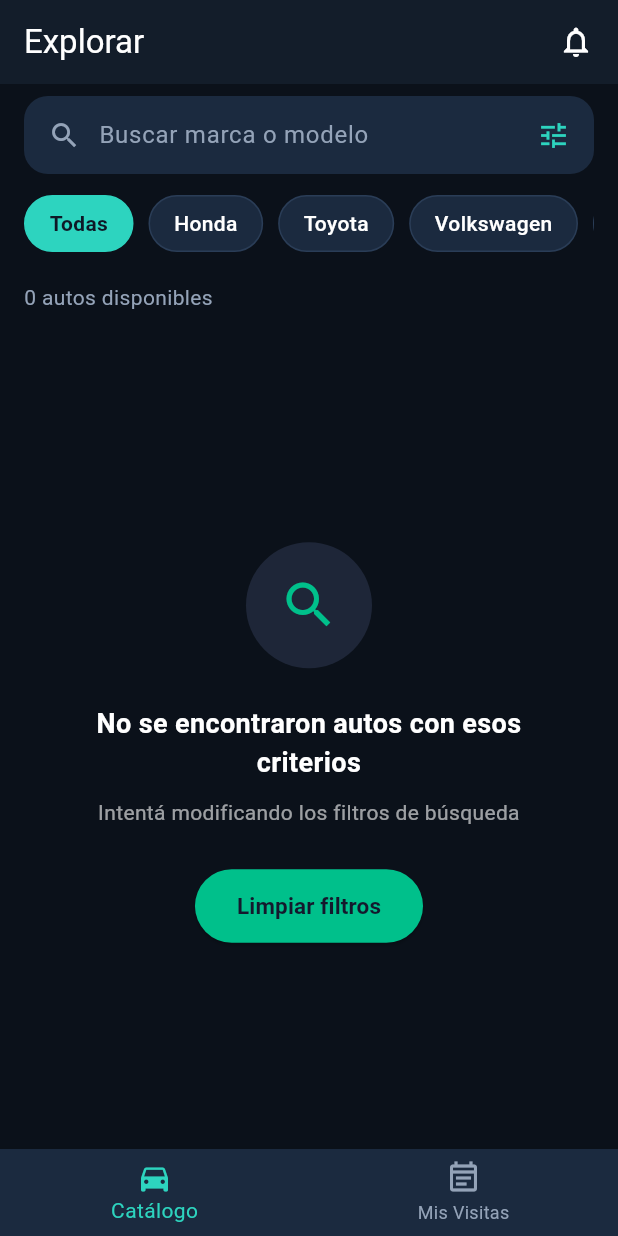
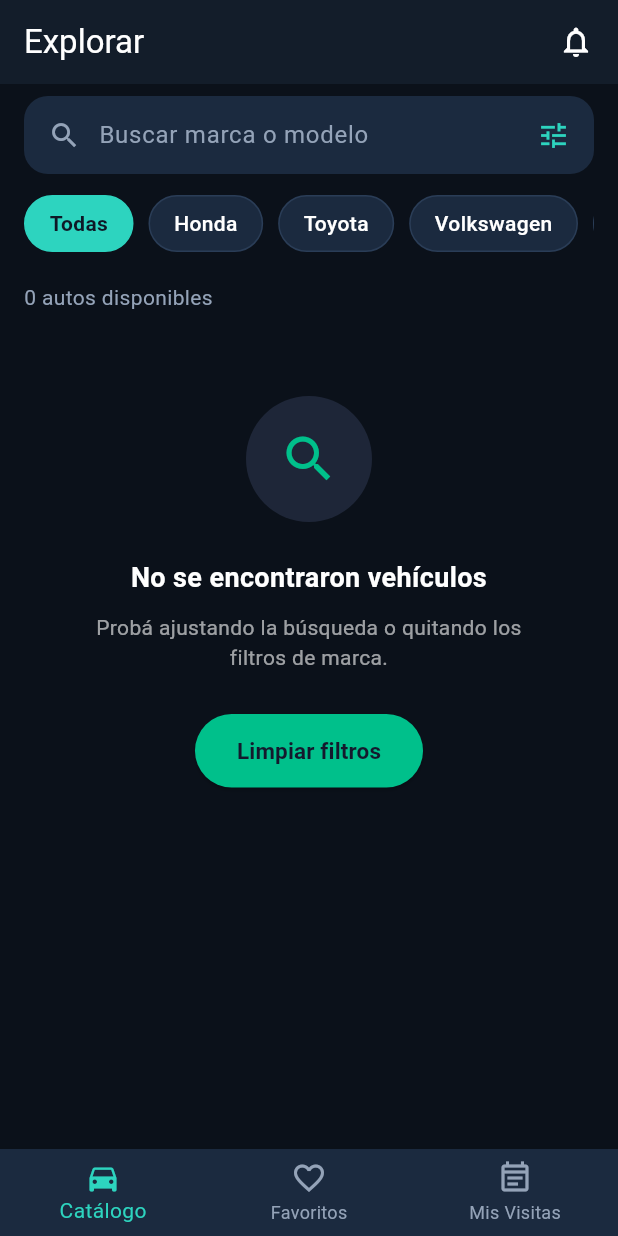
Before and after one commit to jachiga/TP3MotORTs, a Flutter app: the screen it shows once a user with an empty profile is signed in, on a phone screen of 412 x 824 dp. Run offline on Flutter 3.47's test engine with Material 3 defaults, Android fonts, the phone set to English and light mode, and no system bars; our stand-ins replace cloud_firestore, firebase_auth, firebase_core, table_calendar; accounts and stored records are empty.

Commit message:
feat: pantalla de favoritos integrada con catalogo y bottom nav

```diff
--- a/lib/features/catalog/catalog_view.dart
+++ b/lib/features/catalog/catalog_view.dart
@@ -1,20 +1,26 @@
-
 import 'package:flutter/material.dart';
 import 'package:cloud_firestore/cloud_firestore.dart';
 import '../../shared/models/vehicle.dart';
 import '../../shared/widgets/vehicle_card.dart';
-import 'package:tp3motorts/shared/widgets/empty_state_widget.dart';
+import '../../shared/widgets/empty_state_widget.dart';
 import 'vehicle_detail_view.dart';
 
 class CatalogView extends StatefulWidget {
-  const CatalogView({super.key});
+  final Set<String>? favoriteIds;
+  final Function(String)? onToggleFavourite;
+
+  const CatalogView({
+    super.key,
+    this.favoriteIds,
+    this.onToggleFavourite,
+  });
 
   @override
   State<CatalogView> createState() => _CatalogViewState();
 }
 
 class _CatalogViewState extends State<CatalogView> {
-  final Set<String> _favourite = {};
+  final Set<String> _localFavourites = {};
   final TextEditingController _searchController = TextEditingController();
   String _searchQuery = '';
   String _selectedBrand = 'Todas';
@@ -34,11 +40,22 @@ class _CatalogViewState extends State<CatalogView> {
   }
 
   void _toggleFavourite(String autoId) {
+    if (widget.onToggleFavourite != null) {
+      widget.onToggleFavourite!(autoId);
+    } else {
       setState(() {
-      if (!_favourite.remove(autoId)) {
-        _favourite.add(autoId);
+        if (!_localFavourites.remove(autoId)) {
+          _localFavourites.add(autoId);
         }
       });
+    }
+  }
+
+  bool _isCarFavourite(String autoId) {
+    if (widget.favoriteIds != null) {
+      return widget.favoriteIds!.contains(autoId);
+    }
+    return _localFavourites.contains(autoId);
   }
 
   void _openDetail(Vehicle car) {
@@ -110,13 +127,13 @@ class _CatalogViewState extends State<CatalogView> {
             return matchesSearch && matchesBrand;
           }).toList();
 
-          return CustomScrollView(
-            slivers: [
-              // Cabecera fija: buscador, pastillas de marca y contador
-              SliverToBoxAdapter(
-                child: Padding(
-                  padding: const EdgeInsets.fromLTRB(16, 8, 16, 16),
-                  child: Column(
+          return ListView.separated(
+            padding: const EdgeInsets.fromLTRB(16, 8, 16, 24),
+            itemCount: filteredVehicles.isEmpty ? 2 : filteredVehicles.length + 1,
+            separatorBuilder: (context, index) => const SizedBox(height: 16),
+            itemBuilder: (context, index) {
+              if (index == 0) {
+                return Column(
                   crossAxisAlignment: CrossAxisAlignment.start,
                   children: [
                     _SearchBar(
@@ -144,46 +161,31 @@ class _CatalogViewState extends State<CatalogView> {
                       ),
                     ),
                   ],
-                  ),
-                ),
-              ),
+                );
+              }
 
-              // Si no hay resultados -> mostramos el EmptyStateWidget
-              if (filteredVehicles.isEmpty)
-                SliverFillRemaining(
-                  hasScrollBody: false,
+              if (filteredVehicles.isEmpty) {
+                return Padding(
+                  padding: const EdgeInsets.only(top: 40.0),
                   child: EmptyStateWidget(
-                    title: 'No se encontraron autos con esos criterios',
-                    subtitle: 'Intentá modificando los filtros de búsqueda',
+                    title: 'No se encontraron vehículos',
+                    subtitle: 'Probá ajustando la búsqueda o quitando los filtros de marca.',
                     buttonText: 'Limpiar filtros',
-                    icon: Icons.search,
                     onButtonPressed: _clearFilters,
                   ),
-                )
-              // Si hay autos -> listado de tarjetas
-              else
-                SliverPadding(
-                  padding: const EdgeInsets.fromLTRB(16, 0, 16, 24),
-                  sliver: SliverList(
-                    delegate: SliverChildBuilderDelegate(
-                      (context, index) {
-                        final car = filteredVehicles[index];
-                        return Padding(
-                          padding: const EdgeInsets.only(bottom: 16),
-                          child: VehicleCard(
+                );
+              }
+
+              final car = filteredVehicles[index - 1];
+
+              return VehicleCard(
                 key: ValueKey(car.id),
                 car: car,
-                            isFavourite: _favourite.contains(car.id),
+                isFavourite: _isCarFavourite(car.id),
                 onTap: () => _openDetail(car),
                 onToggleFavourite: () => _toggleFavourite(car.id),
-                          ),
               );
             },
-                      childCount: filteredVehicles.length,
-                    ),
-                  ),
-                ),
-            ],
           );
         },
       ),
--- a/lib/features/home/home_screen.dart
+++ b/lib/features/home/home_screen.dart
@@ -1,7 +1,7 @@
-
 import 'package:flutter/material.dart';
 import '../catalog/catalog_view.dart';
 import '../visits/my_visits_view.dart';
+import '../favorites/favorites_view.dart';
 
 class HomeScreen extends StatefulWidget {
   const HomeScreen({super.key});
@@ -12,18 +12,41 @@ class HomeScreen extends StatefulWidget {
 
 class _HomeScreenState extends State<HomeScreen> {
   int _currentIndex = 0;
+  final Set<String> _favouriteIds = {};
 
-  final List<Widget> _views = [
-    const CatalogView(),
-    MyVisitsView(),
-  ];
+  void _toggleFavourite(String autoId) {
+    setState(() {
+      if (!_favouriteIds.remove(autoId)) {
+        _favouriteIds.add(autoId);
+      }
+    });
+  }
+
+  void _goToCatalog() {
+    setState(() {
+      _currentIndex = 0;
+    });
+  }
 
   @override
   Widget build(BuildContext context) {
+    final views = [
+      CatalogView(
+        favoriteIds: _favouriteIds,
+        onToggleFavourite: _toggleFavourite,
+      ),
+      FavoritesView(
+        favoriteIds: _favouriteIds,
+        onToggleFavourite: _toggleFavourite,
+        onGoToCatalog: _goToCatalog,
+      ),
+      MyVisitsView(),
+    ];
+
     return Scaffold(
       body: IndexedStack(
         index: _currentIndex,
-        children: _views,
+        children: views,
       ),
       bottomNavigationBar: BottomNavigationBar(
         currentIndex: _currentIndex,
@@ -43,6 +66,11 @@ class _HomeScreenState extends State<HomeScreen> {
             label: 'Catálogo',
           ),
           BottomNavigationBarItem(
+            icon: Icon(Icons.favorite_border),
+            activeIcon: Icon(Icons.favorite),
+            label: 'Favoritos',
+          ),
+          BottomNavigationBarItem(
             icon: Icon(Icons.event_note_outlined),
             activeIcon: Icon(Icons.event_note),
             label: 'Mis Visitas',
```
Also changed, not shown: lib/features/favorites/favorites_view.dart (added, +111 -0 lines). Lines whose indentation alone changed are shown as unchanged.
